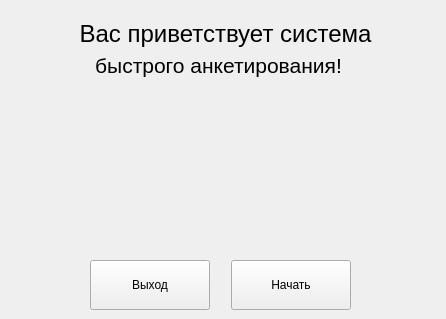
First picture: the form in uis/form1.ui, repository proffix4/PythonForm2, before the edit.
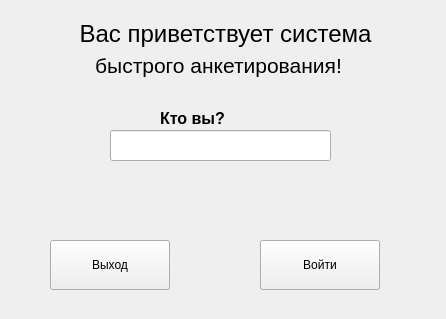
Second picture: the form after the edit.

Diff of the .ui file:
```diff
--- a/uis/form1.ui
+++ b/uis/form1.ui
@@ -29,8 +29,8 @@
    <widget class="QPushButton" name="btn_exit">
     <property name="geometry">
      <rect>
-      <x>90</x>
-      <y>260</y>
+      <x>50</x>
+      <y>240</y>
       <width>120</width>
       <height>50</height>
      </rect>
@@ -69,8 +69,8 @@
    <widget class="QPushButton" name="btn_next">
     <property name="geometry">
      <rect>
-      <x>231</x>
-      <y>260</y>
+      <x>260</x>
+      <y>240</y>
       <width>120</width>
       <height>50</height>
      </rect>
@@ -81,7 +81,7 @@
      </font>
     </property>
     <property name="text">
-     <string>Начать</string>
+     <string>Войти</string>
     </property>
    </widget>
    <widget class="QLabel" name="label_welcome_2">
@@ -106,6 +106,47 @@
      <set>Qt::AlignCenter</set>
     </property>
    </widget>
+   <widget class="QLineEdit" name="lineEdit">
+    <property name="geometry">
+     <rect>
+      <x>110</x>
+      <y>130</y>
+      <width>221</width>
+      <height>31</height>
+     </rect>
+    </property>
+    <property name="font">
+     <font>
+      <pointsize>14</pointsize>
+     </font>
+    </property>
+    <property name="layoutDirection">
+     <enum>Qt::LeftToRight</enum>
+    </property>
+    <property name="alignment">
+     <set>Qt::AlignCenter</set>
+    </property>
+   </widget>
+   <widget class="QLabel" name="label">
+    <property name="geometry">
+     <rect>
+      <x>160</x>
+      <y>110</y>
+      <width>151</width>
+      <height>16</height>
+     </rect>
+    </property>
+    <property name="font">
+     <font>
+      <pointsize>12</pointsize>
+      <weight>75</weight>
+      <bold>true</bold>
+     </font>
+    </property>
+    <property name="text">
+     <string>Кто вы?</string>
+    </property>
+   </widget>
   </widget>
  </widget>
  <resources/>
```
